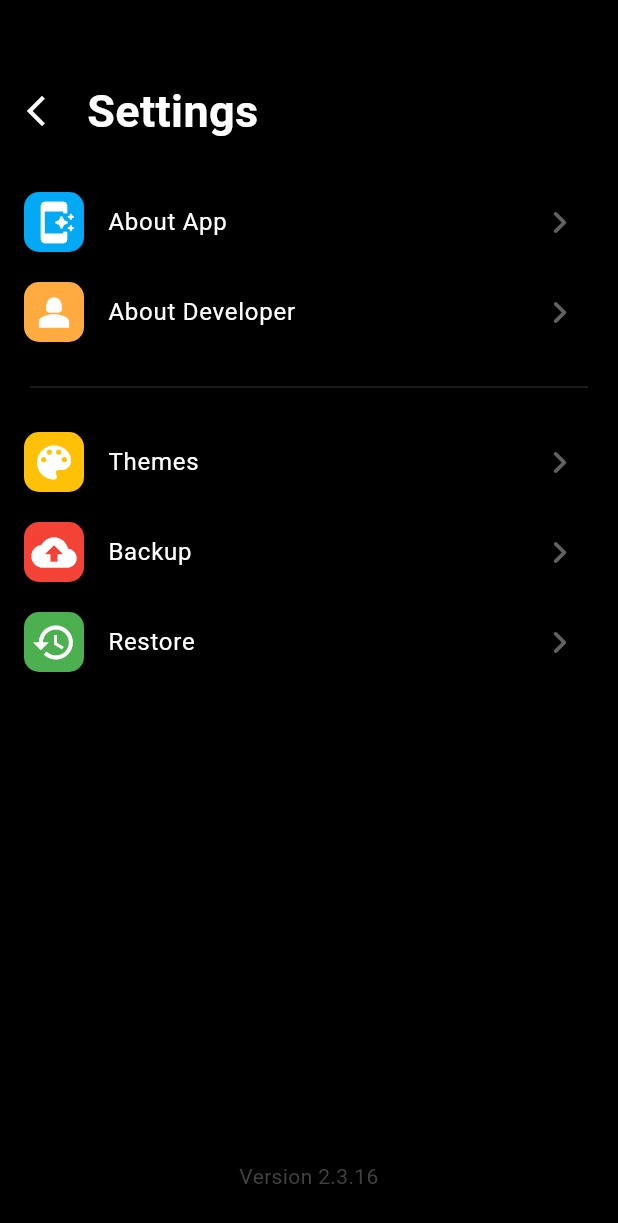
After one commit to Senpaix69/Never_Lost, a Flutter app: the ProfileSettings screen opened directly, on a phone screen of 412 x 824 dp. The commit adds this screen. Shown: the top 1223 px of the screen. Run offline on Flutter 3.47's test engine with Material 2 defaults, Android fonts, the phone set to English and light mode, and no system bars; our stand-ins replace cloud_firestore, connectivity_plus, file_picker, firebase_auth, firebase_core, firebase_storage and 7 more; missing offline and left inert: open_file_plus; accounts and stored records are empty.

Commit message:
added settings screen

```diff
--- a/lib/pages/profile/backup_register/backup_screen.dart
+++ b/lib/pages/profile/profile_screens/backup_screen.dart
@@ -18,7 +18,7 @@ class _BackupScreenState extends State<BackupScreen> {
       body: SafeArea(
         child: SingleChildScrollView(
           child: Container(
-            padding: const EdgeInsets.fromLTRB(15, 60, 15, 40),
+            padding: const EdgeInsets.fromLTRB(20, 60, 20, 40),
             child: Column(
               crossAxisAlignment: CrossAxisAlignment.stretch,
               children: <Widget>[
@@ -81,6 +81,7 @@ class _BackupScreenState extends State<BackupScreen> {
                           (states) => Colors.grey.shade800,
                         )),
                         child: textMessageBold(
+                          padding: 3.0,
                           message: "Cancel",
                           size: 16,
                           color: Colors.white,
@@ -108,6 +109,7 @@ class _BackupScreenState extends State<BackupScreen> {
                           (states) => Colors.red,
                         )),
                         child: textMessageBold(
+                          padding: 3.0,
                           message: "Backup Now",
                           size: 16,
                           color: Colors.white,
@@ -129,10 +131,12 @@ class _BackupScreenState extends State<BackupScreen> {
     required double size,
     Color? color,
     bool align = false,
+    double? padding,
   }) {
     return Text(
       message,
       style: TextStyle(
+        height: padding,
         fontSize: size,
         fontWeight: FontWeight.bold,
         color: color,
--- a/lib/pages/profile/backup_register/restore_screen.dart
+++ b/lib/pages/profile/profile_screens/restore_screen.dart
@@ -18,7 +18,7 @@ class _RestoreScreenState extends State<RestoreScreen> {
       body: SafeArea(
         child: SingleChildScrollView(
           child: Container(
-            padding: const EdgeInsets.fromLTRB(15, 60, 15, 40),
+            padding: const EdgeInsets.fromLTRB(20, 60, 20, 40),
             child: Column(
               crossAxisAlignment: CrossAxisAlignment.stretch,
               children: <Widget>[
@@ -64,6 +64,7 @@ class _RestoreScreenState extends State<RestoreScreen> {
                           (states) => Colors.grey.shade800,
                         )),
                         child: textMessageBold(
+                          padding: 3.0,
                           message: "Cancel",
                           size: 16,
                           color: Colors.white,
@@ -91,6 +92,7 @@ class _RestoreScreenState extends State<RestoreScreen> {
                           (states) => Colors.red,
                         )),
                         child: textMessageBold(
+                          padding: 3.0,
                           message: "Restore Now",
                           size: 16,
                           color: Colors.white,
@@ -112,10 +114,12 @@ class _RestoreScreenState extends State<RestoreScreen> {
     required double size,
     Color? color,
     bool align = false,
+    double? padding,
   }) {
     return Text(
       message,
       style: TextStyle(
+        height: padding,
         fontSize: size,
         fontWeight: FontWeight.bold,
         color: color,
--- /dev/null
+++ b/lib/pages/profile/profile_screens/settings_screen.dart
@@ -0,0 +1,230 @@
+import 'package:flutter/material.dart';
+import 'package:neverlost/pages/profile/profile_screens/backup_screen.dart';
+import 'package:neverlost/pages/profile/profile_screens/restore_screen.dart';
+import 'package:neverlost/services/database.dart';
+import 'package:neverlost/services/firebase_auth_services/firebase_service.dart';
+import 'package:neverlost/services/note_services/todo.dart';
+import 'package:neverlost/services/notification_service.dart';
+import 'package:neverlost/services/timetable_services/timetable.dart';
+import 'package:neverlost/utils.dart' show checkConnection, showSnackBar;
+import 'package:neverlost/widgets/dialog_boxs.dart' show errorDialogue;
+import 'package:neverlost/widgets/loading/loading_screen.dart';
+import 'package:neverlost/widgets/my_custom_tile.dart';
+
+enum ProfileActions {
+  backup,
+  restore,
+}
+
+class ProfileSettings extends StatefulWidget {
+  const ProfileSettings({super.key});
+
+  @override
+  State<ProfileSettings> createState() => _ProfileSettingsState();
+}
+
+class _ProfileSettingsState extends State<ProfileSettings> {
+  final DatabaseService _db = DatabaseService();
+  final FirebaseService _firebase = FirebaseService.instance();
+  late final List<TimeTable> _timetables;
+  late final List<Todo> _todos;
+  String? _backUpSize;
+
+  @override
+  void initState() {
+    super.initState();
+    WidgetsBinding.instance.addPostFrameCallback((_) async {
+      _timetables = _db.cachedTimeTables;
+      _todos = _db.cachedTodos;
+      _backUpSize = await _firebase.restoreDataSize();
+    });
+  }
+
+  void notConnectedToInternet() {
+    errorDialogue(
+      context: context,
+      title: "No Internet Connection",
+      message: "You are not connected to internet",
+    );
+  }
+
+  Future<bool> makeBackUp() async {
+    if (_timetables.isEmpty || _todos.isEmpty) {
+      errorDialogue(
+        context: context,
+        title: "No TimeTable Found",
+        message: "There is no timetable found to be saved in backup",
+      );
+      return false;
+    }
+    if (!await checkConnection()) {
+      notConnectedToInternet();
+      return false;
+    }
+    showLoading(message: "Backup is in progress...");
+    await _firebase.uploadTimetables(
+      timetables: _timetables,
+    );
+    await _firebase.uploadTodos(todos: _todos);
+    LoadingScreen.instance().hide();
+    showSnak(message: "Backup saved successfully!");
+    setState(() {});
+    return true;
+  }
+
+  void showLoading({required String message}) => LoadingScreen.instance().show(
+        context: context,
+        text: message,
+      );
+
+  void showSnak({required String message}) => showSnackBar(context, message);
+
+  Future<bool> restoreBackup() async {
+    if (_backUpSize == null) {
+      errorDialogue(
+        context: context,
+        title: "No Backup Found",
+        message: "Ensure that you have made a backup, click on backup!",
+      );
+      return false;
+    }
+    if (!await checkConnection()) {
+      return false;
+    }
+    showLoading(message: "Restoring data...");
+    final List<TimeTable> allTimeTables = await _firebase.getAllTimeTables();
+    final List<Todo> allTodos = await _firebase.getAllTodos();
+    await _db.cleanTimeTable();
+    await _db.cleanTotoTable();
+    await NotificationService.cancelALLScheduleNotification();
+    for (int i = 0; i < allTimeTables.length; i++) {
+      final timetable = allTimeTables[i];
+      await _db.insertTimeTable(
+        subject: timetable.subject,
+        professor: timetable.professor,
+        daytimes: timetable.dayTime,
+      );
+    }
+    for (int i = 0; i < allTodos.length; i++) {
+      final todo = allTodos[i];
+      await _db.insertTodo(todo: todo);
+    }
+    LoadingScreen.instance().hide();
+    showSnak(message: "Restoration completed!");
+    return true;
+  }
+
+  void performProfileActions(ProfileActions action) async {
+    switch (action) {
+      case ProfileActions.backup:
+        if (await Navigator.of(context).push(MaterialPageRoute(
+              builder: (context) => const BackupScreen(),
+            )) ??
+            false) {
+          await makeBackUp();
+        }
+        break;
+      case ProfileActions.restore:
+        if (await Navigator.of(context).push(MaterialPageRoute(
+              builder: (context) => const RestoreScreen(),
+            )) ??
+            false) {
+          await restoreBackup();
+        }
+        break;
+    }
+  }
+
+  @override
+  Widget build(BuildContext context) {
+    return Scaffold(
+      backgroundColor: Colors.black,
+      body: Container(
+        padding: const EdgeInsets.only(
+          top: 50,
+          bottom: 30,
+        ),
+        child: Column(
+          crossAxisAlignment: CrossAxisAlignment.stretch,
+          mainAxisAlignment: MainAxisAlignment.start,
+          children: <Widget>[
+            Padding(
+              padding: const EdgeInsets.only(bottom: 20),
+              child: Row(
+                children: <Widget>[
+                  IconButton(
+                    icon: const Icon(Icons.arrow_back_ios_new_outlined),
+                    onPressed: () => Navigator.of(context).pop(),
+                  ),
+                  const SizedBox(
+                    width: 10,
+                  ),
+                  const Text(
+                    "Settings",
+                    style: TextStyle(
+                      fontSize: 30,
+                      fontWeight: FontWeight.bold,
+                    ),
+                    textAlign: TextAlign.left,
+                  ),
+                ],
+              ),
+            ),
+            MyCustomTile(
+              icon: Icons.app_shortcut_rounded,
+              onClick: () {},
+              iconBackGroundColor: Colors.lightBlue,
+              title: "About App",
+            ),
+            MyCustomTile(
+              icon: Icons.person_2,
+              onClick: () {},
+              iconBackGroundColor: Colors.orangeAccent,
+              title: "About Developer",
+            ),
+            Padding(
+              padding: const EdgeInsets.symmetric(horizontal: 20),
+              child: Divider(
+                height: 40,
+                color: Colors.grey[900],
+              ),
+            ),
+            MyCustomTile(
+              icon: Icons.color_lens,
+              onClick: () {},
+              iconBackGroundColor: Colors.amber,
+              title: "Themes",
+            ),
+            MyCustomTile(
+              icon: Icons.backup,
+              onClick: () => performProfileActions(
+                ProfileActions.backup,
+              ),
+              iconBackGroundColor: Colors.red,
+              title: "Backup",
+            ),
+            MyCustomTile(
+              icon: Icons.restore,
+              onClick: () => performProfileActions(
+                ProfileActions.restore,
+              ),
+              iconBackGroundColor: Colors.green,
+              title: "Restore",
+            ),
+            const SizedBox(
+              height: 10.0,
+            ),
+            const Spacer(),
+            Text(
+              "Version 2.3.16",
+              style: TextStyle(
+                color: Colors.grey[800],
+              ),
+              textAlign: TextAlign.center,
+            ),
+          ],
+        ),
+      ),
+    );
+  }
+}
--- /dev/null
+++ b/lib/widgets/my_custom_tile.dart
@@ -0,0 +1,44 @@
+import 'package:flutter/material.dart';
+
+class MyCustomTile extends StatelessWidget {
+  const MyCustomTile({
+    super.key,
+    required this.iconBackGroundColor,
+    required this.icon,
+    required this.onClick,
+    required this.title,
+  });
+  final Color iconBackGroundColor;
+  final IconData icon;
+  final VoidCallback onClick;
+  final String title;
+  @override
+  Widget build(BuildContext context) {
+    return ListTile(
+      minVerticalPadding: 18,
+      shape: RoundedRectangleBorder(
+        borderRadius: BorderRadius.circular(10.0),
+      ),
+      leading: Container(
+        height: 40,
+        width: 40,
+        decoration: BoxDecoration(
+          color: iconBackGroundColor,
+          borderRadius: BorderRadius.circular(10.0),
+        ),
+        child: Icon(
+          icon,
+          size: 30,
+        ),
+      ),
+      onTap: onClick,
+      tileColor: Colors.black.withAlpha(90),
+      title: Text(title),
+      trailing: Icon(
+        Icons.chevron_right_rounded,
+        color: Colors.grey[700],
+        size: 30,
+      ),
+    );
+  }
+}
```
Also changed, not shown: lib/pages/profile/user_profile_page.dart (+12 -162 lines), lib/utils.dart (+9 -0 lines).
